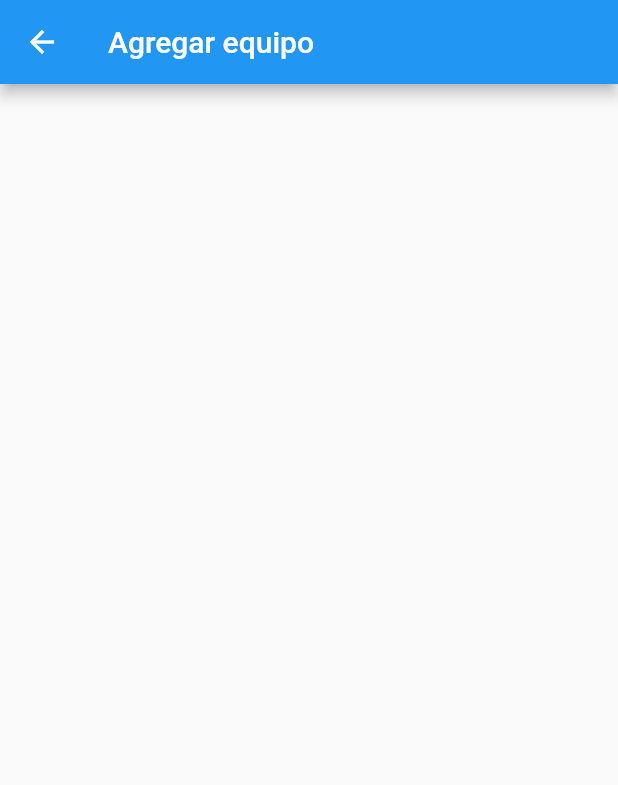
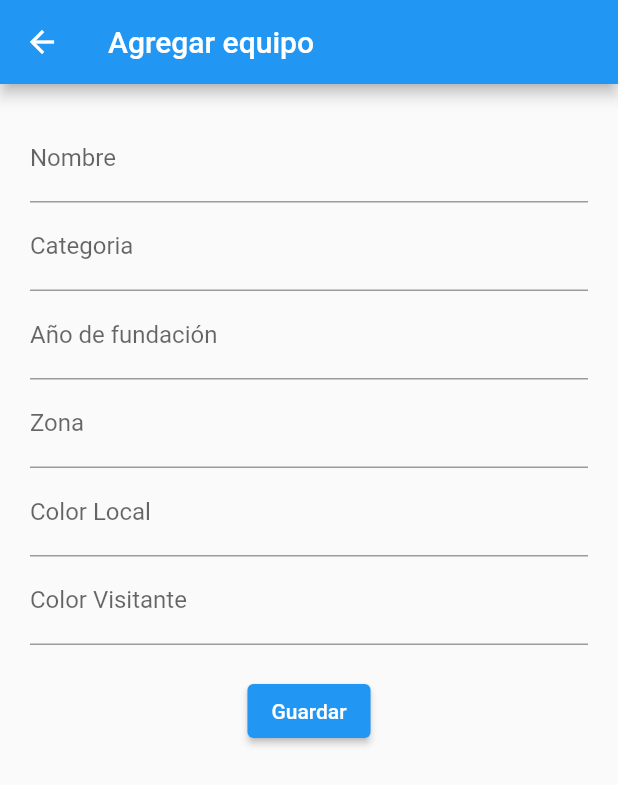
Before and after one commit to eduardo-solis/undermatch_app, a Flutter app: the EquiposAgregar screen opened by its route, on a phone screen of 412 x 824 dp. Shown: the top 785 px of the screen. Run offline on Flutter 3.47's test engine with Material 2 defaults, Android fonts, the light colour scheme and no system bars.

Commit message:
Creando el formulario para agregar el equipo

```diff
--- a/lib/widgets/equipos/equipos_agregar.dart
+++ b/lib/widgets/equipos/equipos_agregar.dart
@@ -5,10 +5,55 @@ class EquiposAgregar extends StatelessWidget {
 
   @override
   Widget build(BuildContext context) {
+    final GlobalKey<FormState> formKey = GlobalKey<FormState>();
+
     return Scaffold(
       appBar: AppBar(
         title: const Text("Agregar equipo"),
       ),
+      body: Center(
+          child: Column(
+        children: [
+          Container(
+            padding: const EdgeInsets.all(20),
+            child: Form(
+              key: formKey,
+              child: SingleChildScrollView(
+                child: Column(
+                  children: [
+                    TextFormField(
+                      decoration: const InputDecoration(labelText: "Nombre"),
+                    ),
+                    TextFormField(
+                      decoration: const InputDecoration(labelText: "Categoria"),
+                    ),
+                    TextFormField(
+                      decoration:
+                          const InputDecoration(labelText: "Año de fundación"),
+                    ),
+                    TextFormField(
+                      decoration: const InputDecoration(labelText: "Zona"),
+                    ),
+                    TextFormField(
+                      decoration:
+                          const InputDecoration(labelText: "Color Local"),
+                    ),
+                    TextFormField(
+                      decoration:
+                          const InputDecoration(labelText: "Color Visitante"),
+                    ),
+                    const SizedBox(
+                      height: 20,
+                    ),
+                    ElevatedButton(
+                        onPressed: () {}, child: const Text("Guardar"))
+                  ],
+                ),
+              ),
+            ),
+          ),
+        ],
+      )),
     );
   }
 }
```
